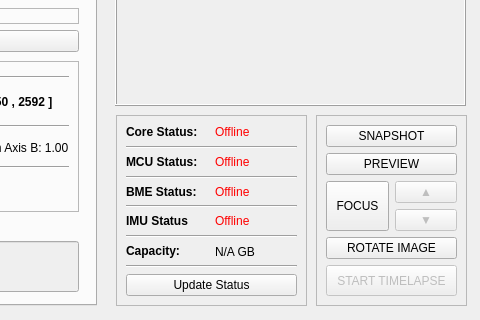
CoCl-Jerry/SciSpin_Max_Dev, file _ui/Clinostat.ui: the form before one commit; both pictures show x 544 to 1024 and y 255 to 575 of the 1024 by 575 pixel window.
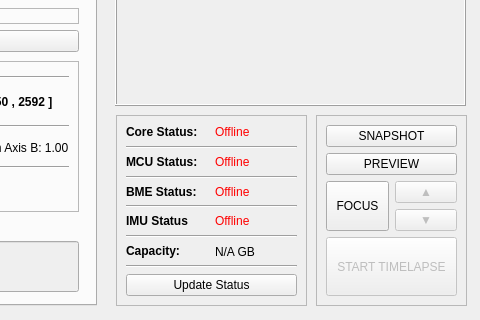
The form after the commit. Icons and pictures are not drawn. Custom widgets are drawn as their Qt base class.

The edit to the form file:
```diff
--- a/_ui/Clinostat.ui
+++ b/_ui/Clinostat.ui
@@ -1945,19 +1945,6 @@
        </widget>
       </item>
       <item row="4" column="0" colspan="2">
-       <widget class="QPushButton" name="main_rotate_pushButton">
-        <property name="enabled">
-         <bool>true</bool>
-        </property>
-        <property name="toolTip">
-         <string>Rotate image 90 degrees</string>
-        </property>
-        <property name="text">
-         <string>ROTATE IMAGE</string>
-        </property>
-       </widget>
-      </item>
-      <item row="5" column="0" colspan="2">
        <widget class="QPushButton" name="main_start_timelapse_pushButton">
         <property name="enabled">
          <bool>false</bool>
```
Left out of the diff: 60 changed lines with no effect on the pictures.
